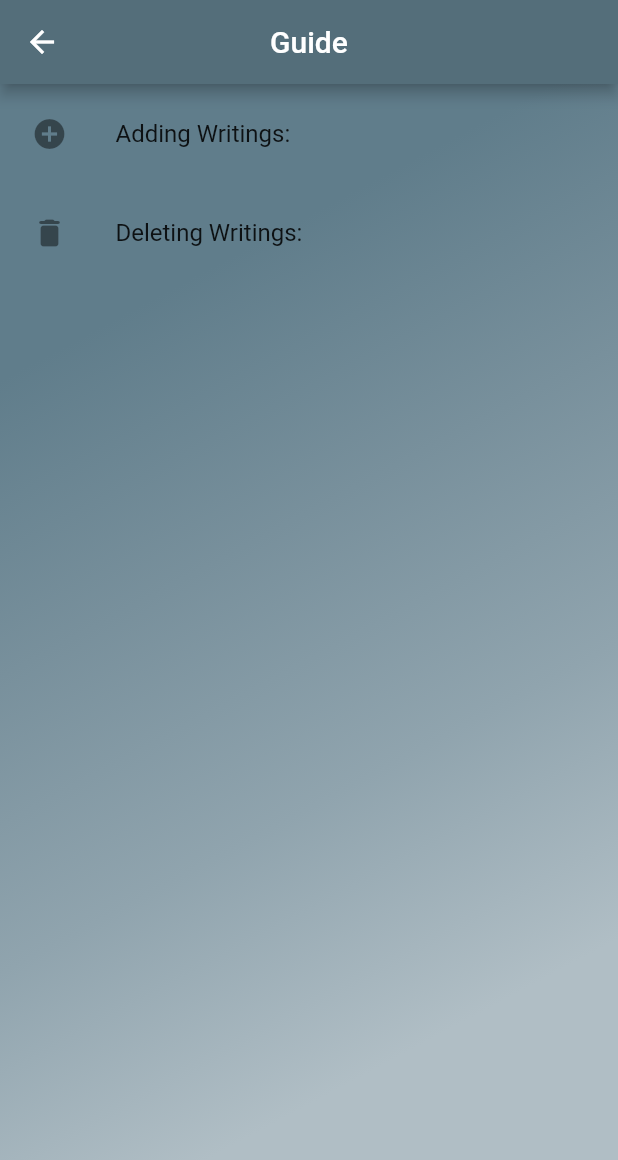
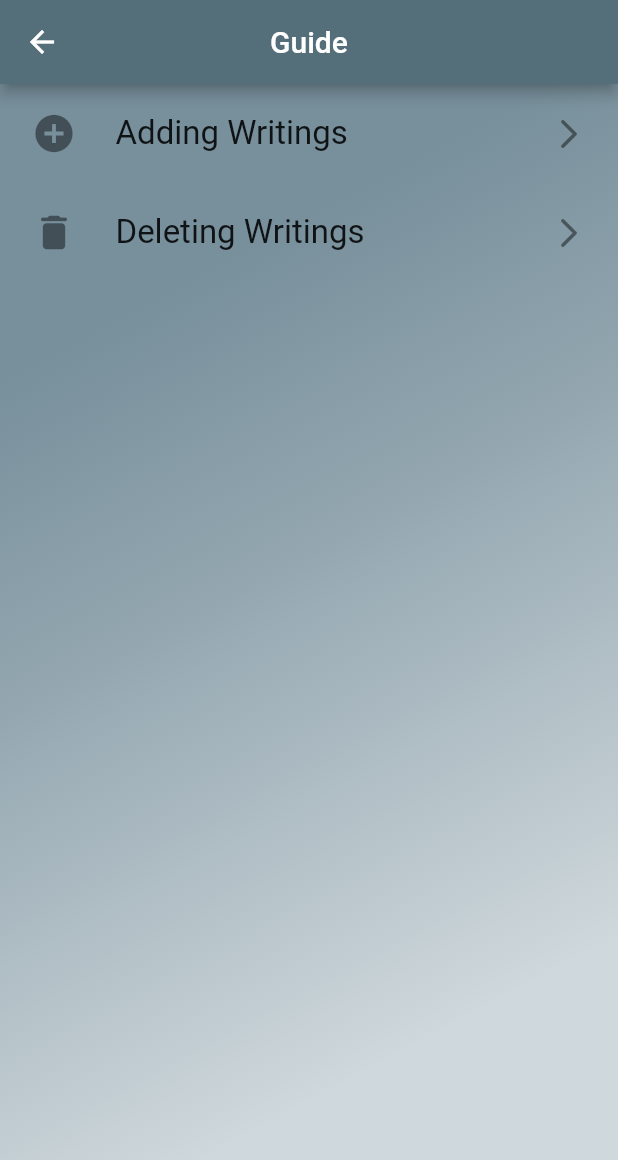
Before and after one commit to pzet123/writings, a Flutter app: the helpScreen screen opened by its route, on a phone screen of 412 x 824 dp. Shown: the top 1160 px of the screen. Run offline on Flutter 3.47's test engine with Material 2 defaults, Android fonts, the phone set to English and light mode, and no system bars.

Commit message:
Improved help section

```diff
--- /dev/null
+++ b/lib/helpEntry.dart
@@ -0,0 +1,36 @@
+import 'package:flutter/material.dart';
+import 'package:flutter/widgets.dart';
+
+class HelpEntry extends StatelessWidget {
+  String title;
+  List<String> steps;
+  IconData sectionIcon;
+  HelpEntry(String title, List<String> steps, IconData sectionIcon){
+    this.title = title;
+    this.steps = steps;
+    this.sectionIcon = sectionIcon;
+  }
+  @override
+  Widget build(BuildContext context) {
+    return Column(
+        children: [
+          GestureDetector(
+            child: ListTile(
+
+              title: Text(title,
+                  style: TextStyle(
+                    fontSize: 22
+                  ),
+              ),
+              leading: Icon(sectionIcon,
+              size: 30,),
+              trailing: Icon(Icons.arrow_forward_ios_rounded),
+            ),
+            onTap: () {
+              Navigator.pushNamed(context, "/helpEntryScreen", arguments: {"title" : title, "steps" : steps});
+            },
+          )
+        ],
+    );
+  }
+}
--- a/lib/helpScreen.dart
+++ b/lib/helpScreen.dart
@@ -1,6 +1,6 @@
 import 'package:flutter/material.dart';
 import 'package:writings/appBarTitle.dart';
-import 'helpScreenEntry.dart';
+import 'helpEntry.dart';
 
 class helpScreen extends StatelessWidget {
   @override
@@ -16,17 +16,17 @@ class helpScreen extends StatelessWidget {
         decoration: BoxDecoration(
           gradient: LinearGradient(
             begin: Alignment.topLeft,
-            end: Alignment.bottomRight, //TODO: ADD ICONS TO THE HELP SECTION AND SPLIT UP EACH HELP ENTRY INTO A NEW SCREEN
+            end: Alignment.bottomRight,
             stops: [0.2, 0.4, 0.6, 0.8],
-            colors: [Colors.blueGrey[500], Colors.blueGrey[400], Colors.blueGrey[300], Colors.blueGrey[200]],
+            colors: [Colors.blueGrey[400], Colors.blueGrey[300], Colors.blueGrey[200], Colors.blueGrey[100]],
           )
         ),
         child: ListView(
           children: [
-            HelpScreenEntry("Adding Writings:", "In order to add a writing, select any of the folders from the home screen and tap the button with the plus sign in the bottom right\n\n"
-                "Once the writing creation has appeared, fill out the relevant information and click to button with the arrow in the bottom right in order to finalise the writing", Icons.add_circle),
+            HelpEntry("Adding Writings", ["In order to add a writing, select any of the folders from the home screen and tap the button with the plus sign in the bottom right",
+                "Once the writing creation has appeared, fill out the relevant information and click to button with the arrow in the bottom right in order to finalise the writing"], Icons.add_circle),
             SizedBox(height: 10,),
-            HelpScreenEntry("Deleting Writings:", "In order to delete a writing, navigate to it in one of the folders and hold it until it disappears", Icons.delete_rounded),
+            HelpEntry("Deleting Writings", ["Navigate to the writing", "Hold it down until it fades away"], Icons.delete_rounded),
           ],
         ),
       ),
--- a/lib/helpScreenEntry.dart
+++ /dev/null
@@ -1,24 +0,0 @@
-import 'package:flutter/material.dart';
-import 'package:flutter/widgets.dart';
-
-class HelpScreenEntry extends StatelessWidget {
-  String title;
-  String description;
-  IconData sectionIcon;
-  HelpScreenEntry(String title, String description, IconData sectionIcon){
-    this.title = title;
-    this.description = description;
-    this.sectionIcon = sectionIcon;
-  }
-  @override
-  Widget build(BuildContext context) {
-    return Column(
-        children: [
-          ListTile(
-            title: Text(title),
-            leading: Icon(sectionIcon),
-          )
-        ],
-    );
-  }
-}
--- a/lib/main.dart
+++ b/lib/main.dart
@@ -2,6 +2,7 @@
 import 'package:flutter/material.dart';
 import 'package:flutter/widgets.dart';
 import 'package:writings/Writing.dart';
+import 'package:writings/helpEntryScreen.dart';
 import 'package:writings/homeScreen.dart';
 import 'writingScreen.dart';
 import 'package:writings/writingCreation.dart';
@@ -15,5 +16,6 @@ void main() => runApp(new MaterialApp(
           "/writingCreation" : (context) => writingCreationScreen(),
           "/writingViewing" : (context) => writingViewing(),
           "/helpScreen" : (context) => helpScreen(),
+          "/helpEntryScreen" : (context) => helpEntryScreen(),
   },
 ));
--- a/lib/writingCreation.dart
+++ b/lib/writingCreation.dart
@@ -183,6 +183,7 @@ class _writingCreationScreenState extends State<writingCreationScreen> {
           }
         },
         child: Icon(Icons.double_arrow_sharp),
+        backgroundColor: Colors.blueGrey[700],
       ),
     );
   }
```
Also changed, not shown: lib/helpEntryScreen.dart (added, +47 -0 lines).
